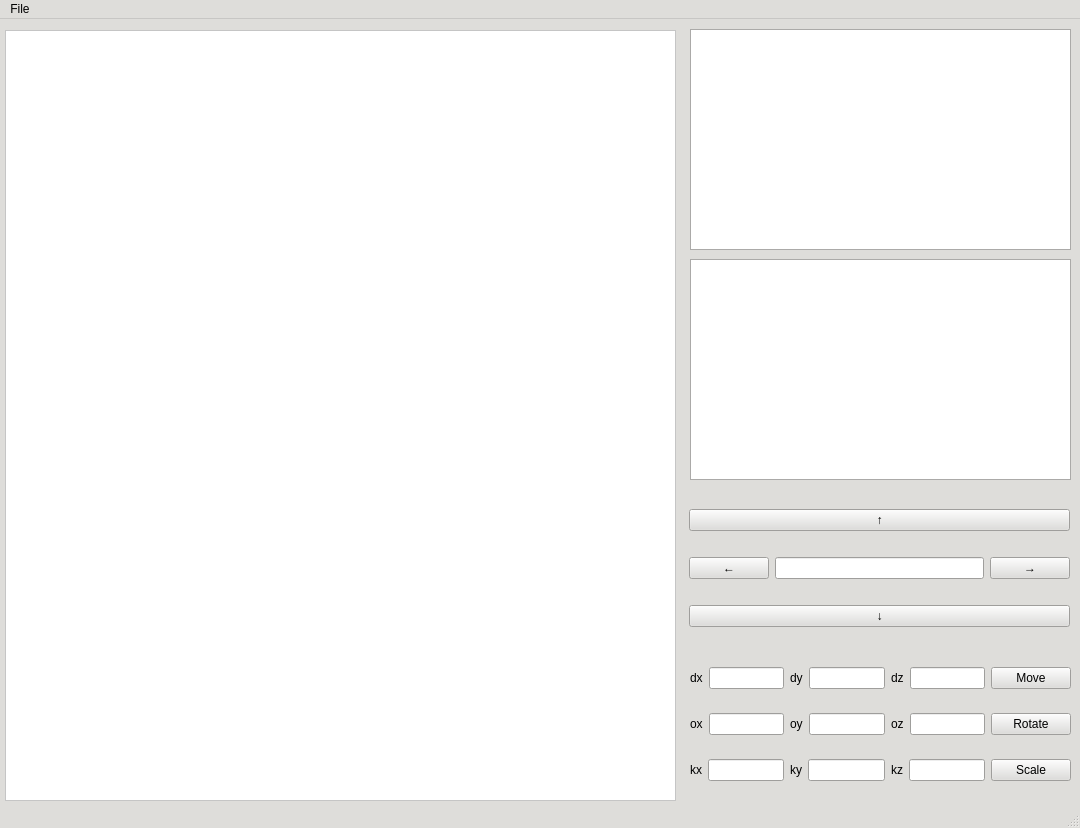
Old version of the form lab_03/lab_03_qt/mainwindow.ui in the repository SINdeletE/OOP.
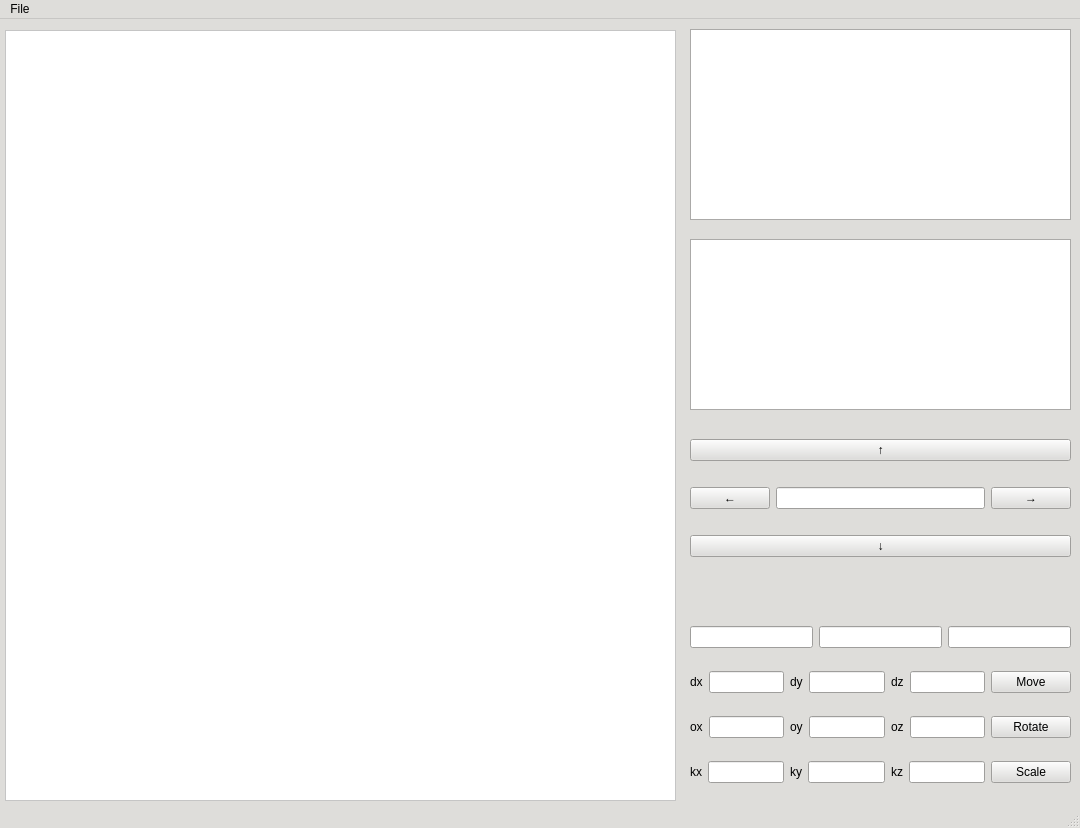
New version of the form.

The edit to the form file:
```diff
--- a/lab_03/lab_03_qt/mainwindow.ui
+++ b/lab_03/lab_03_qt/mainwindow.ui
@@ -966,12 +966,25 @@
     <property name="geometry">
      <rect>
       <x>690</x>
-      <y>630</y>
+      <y>590</y>
       <width>381</width>
-      <height>151</height>
+      <height>191</height>
      </rect>
     </property>
     <layout class="QVBoxLayout" name="verticalLayout">
+     <item>
+      <layout class="QHBoxLayout" name="horizontalLayout_9">
+       <item>
+        <widget class="QLineEdit" name="LineEditX"/>
+       </item>
+       <item>
+        <widget class="QLineEdit" name="LineEditY"/>
+       </item>
+       <item>
+        <widget class="QLineEdit" name="lineEdit_2"/>
+       </item>
+      </layout>
+     </item>
      <item>
       <layout class="QHBoxLayout" name="horizontalLayout">
        <item>
@@ -1112,8 +1125,8 @@
    <widget class="QWidget" name="verticalLayoutWidget_2">
     <property name="geometry">
      <rect>
-      <x>689</x>
-      <y>470</y>
+      <x>690</x>
+      <y>400</y>
       <width>381</width>
       <height>161</height>
      </rect>
@@ -1208,9 +1221,9 @@
     <property name="geometry">
      <rect>
       <x>690</x>
-      <y>240</y>
+      <y>220</y>
       <width>381</width>
-      <height>221</height>
+      <height>171</height>
      </rect>
     </property>
    </widget>
@@ -1220,7 +1233,7 @@
       <x>690</x>
       <y>10</y>
       <width>381</width>
-      <height>221</height>
+      <height>191</height>
      </rect>
     </property>
    </widget>
```
